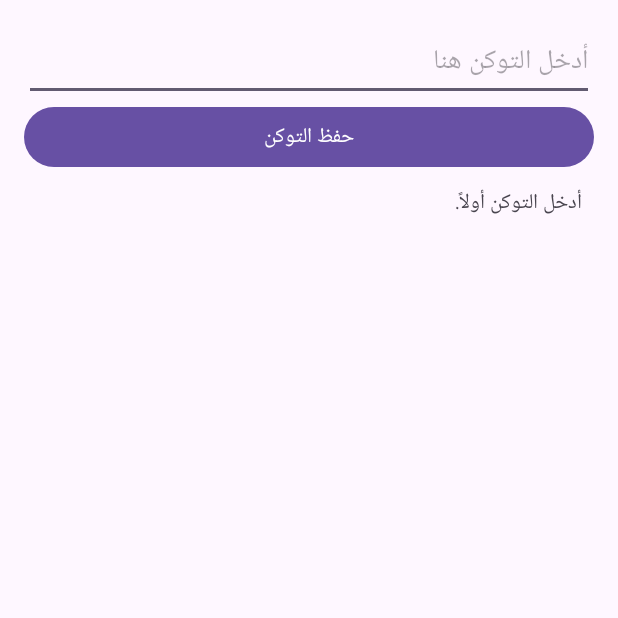
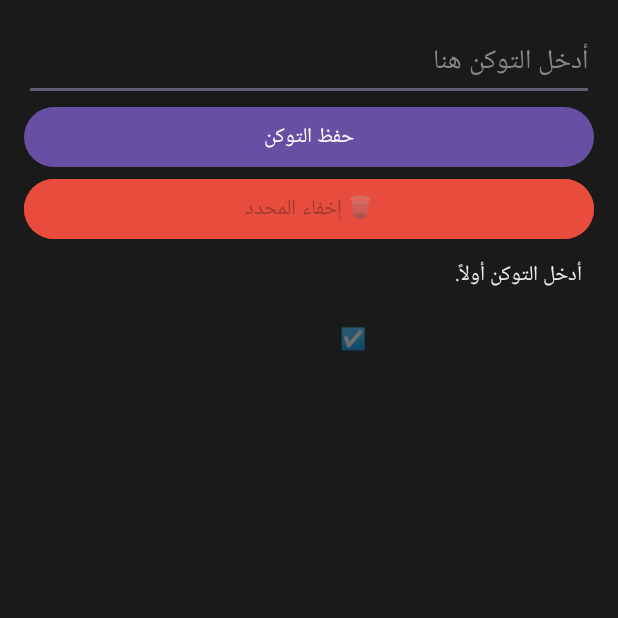
Before and after one commit to Xreft/kunaiuManager, an Android app: the screen it shows after launch (MainActivity), on a phone screen of 412 x 824 dp, the top half of it. Run offline under Robolectric (Android 15) with nearby library versions, the phone set to English and light mode, and no system bars.

Commit message:
Update activity_main.xml

```diff
--- a/app/src/main/res/layout/activity_main.xml
+++ b/app/src/main/res/layout/activity_main.xml
@@ -3,13 +3,17 @@
     android:layout_width="match_parent"
     android:layout_height="match_parent"
     android:orientation="vertical"
-    android:padding="16dp">
+    android:padding="16dp"
+    android:background="#1a1a1a"
+    android:fitsSystemWindows="true">
 
     <EditText
         android:id="@+id/tokenInput"
         android:layout_width="match_parent"
         android:layout_height="wrap_content"
         android:hint="أدخل التوكن هنا"
+        android:textColorHint="#888"
+        android:textColor="#eee"
         android:inputType="text" />
 
     <Button
@@ -18,12 +22,29 @@
         android:layout_height="wrap_content"
         android:text="حفظ التوكن" />
 
+    <Button
+        android:id="@+id/hideSelectedBtn"
+        android:layout_width="match_parent"
+        android:layout_height="wrap_content"
+        android:text="🗑️ إخفاء المحدد"
+        android:backgroundTint="#e74c3c"
+        android:enabled="false" />
+
     <TextView
         android:id="@+id/statusText"
         android:layout_width="match_parent"
         android:layout_height="wrap_content"
         android:text="أدخل التوكن أولاً."
-        android:padding="8dp" />
+        android:padding="8dp"
+        android:textColor="#eee" />
+
+    <!-- زر تحديد الكل / إلغاء تحديد الكل -->
+    <Button
+        android:id="@+id/selectAllBtn"
+        android:layout_width="match_parent"
+        android:layout_height="wrap_content"
+        android:text="☑️ تحديد الكل"
+        android:enabled="false" />
 
     <androidx.recyclerview.widget.RecyclerView
         android:id="@+id/postsRecycler"
```
